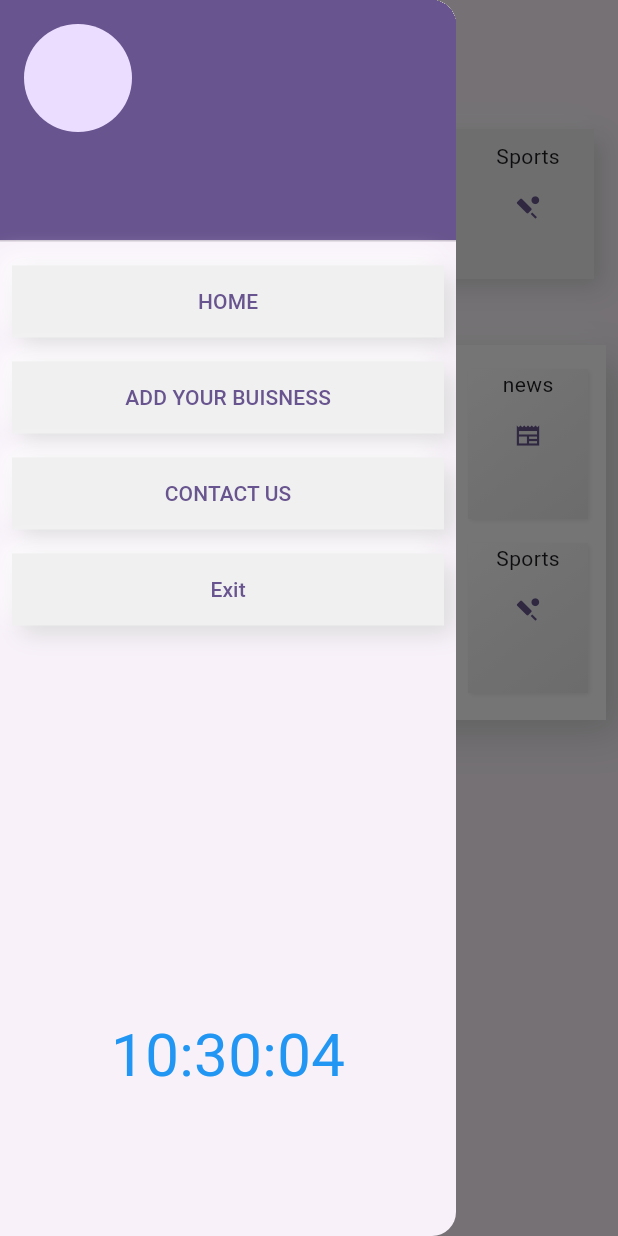
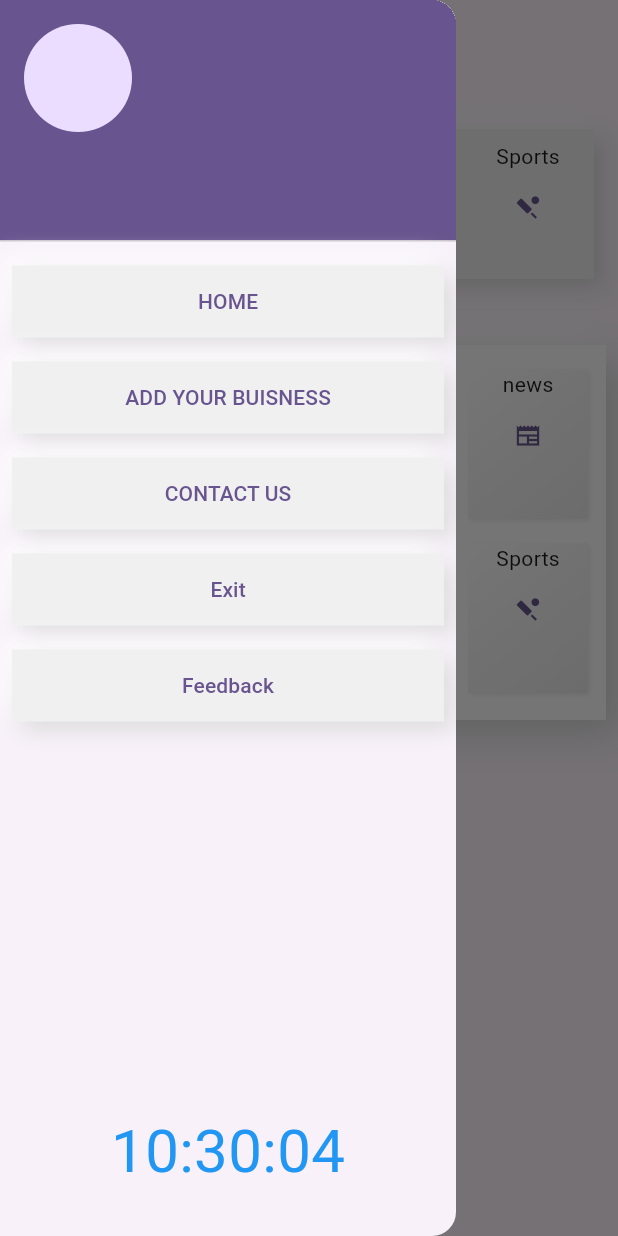
Before and after one commit to BADUSHKBABU/mainproject, a Flutter app: the screen it shows once a user with an empty profile is signed in, with the side drawer open, on a phone screen of 412 x 824 dp. Run offline on Flutter 3.47's test engine with Material 3 defaults, Android fonts, the phone set to English and light mode, and no system bars; drawn by our look-alikes of clay_containers; our stand-ins replace cloud_firestore, email_validator, firebase_auth, firebase_core, glassmorphism, image_picker and 2 more; missing offline and left inert: mailto, worldtime; accounts and stored records are empty.

Commit message:
delete extra screen for the icon "contact us", update home button in drawer added feedback button in drawer

```diff
--- a/lib/homepage/homepage.dart
+++ b/lib/homepage/homepage.dart
@@ -151,6 +151,11 @@ class _homepageState extends State<homepage> {
                 child: ClayContainer(child: TextButton(onPressed: () {
                   Exit(context);
                 }, child: Text("Exit"))),
+              ),Padding(
+                padding: const EdgeInsets.all(8.0),
+                child: ClayContainer(child: TextButton(onPressed: () {
+                  ;
+                }, child: Text("Feedback"))),
               ),
               Padding(
                 padding: const EdgeInsets.only(top: 250),
--- a/pubspec.yaml
+++ b/pubspec.yaml
@@ -89,6 +89,7 @@ flutter:
      - assets/please wait.gif
      - assets/forgotpassword.jpg
      - assets/please wait.gif
+     - assets/contact us.jpg
 
 
   # An image asset can refer to one or more resolution-specific "variants", see
```
